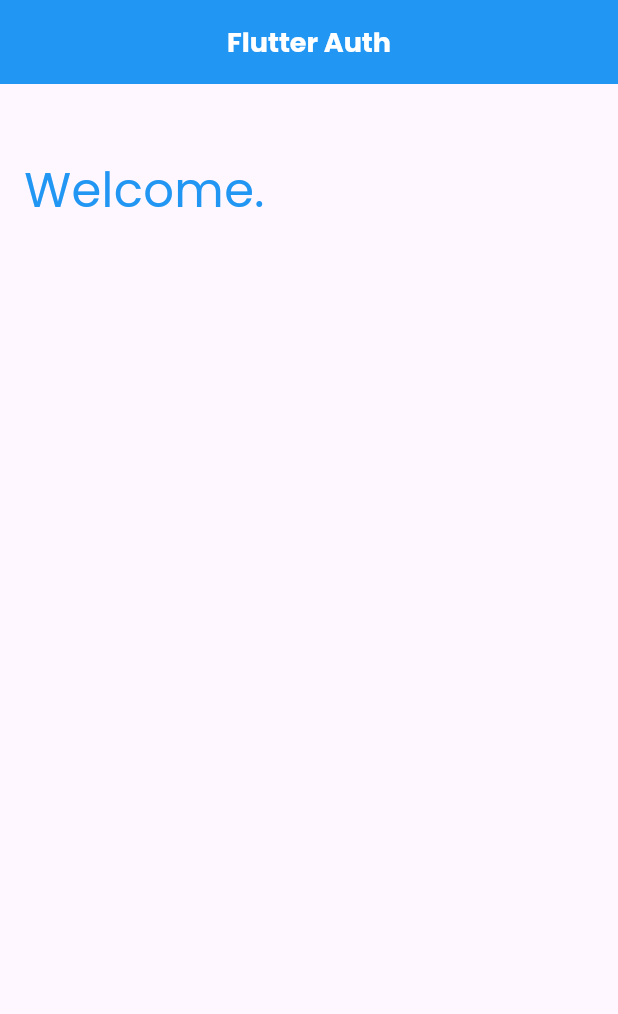
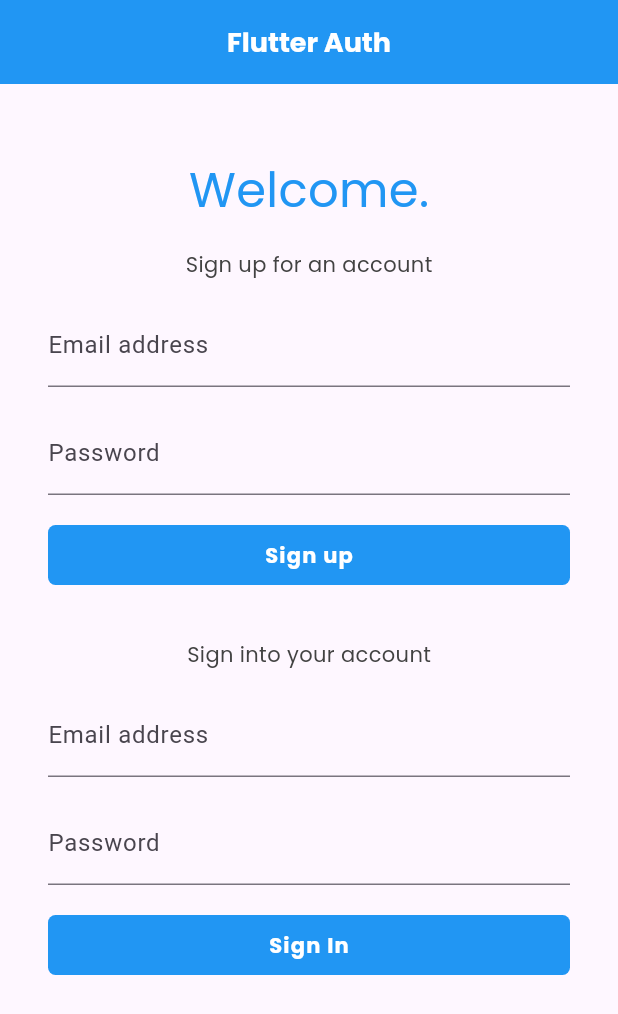
Before and after one commit to jono-rams/flutter_fb_auth, a Flutter app: the screen it shows after launch, on a phone screen of 412 x 824 dp. Shown: the top 1014 px of the screen. Run offline on Flutter 3.47's test engine with Material 3 defaults, Android fonts, the phone set to English and light mode, and no system bars; our stand-ins replace google_fonts.

Commit message:
Added Sign In and Sign Up Form Templates

```diff
--- /dev/null
+++ b/lib/screens/welcome/sign_in.dart
@@ -0,0 +1,71 @@
+import 'package:flutter/material.dart';
+import 'package:flutter_auth_tut/shared/styled_button.dart';
+import 'package:flutter_auth_tut/shared/styled_text.dart';
+
+class SignInForm extends StatefulWidget {
+  const SignInForm({super.key});
+
+  @override
+  State<SignInForm> createState() => _MyWidgetState();
+}
+
+class _MyWidgetState extends State<SignInForm> {
+  final GlobalKey<FormState> _formKey = GlobalKey<FormState>();
+
+  final TextEditingController _emailController = TextEditingController();
+  final TextEditingController _passwordController = TextEditingController();
+
+  @override
+  Widget build(BuildContext context) {
+    return Padding(
+      padding: const EdgeInsets.all(16.0),
+      child: Form(
+        key: _formKey,
+        child: Column(
+          crossAxisAlignment: CrossAxisAlignment.stretch,
+          children: [
+            // intro text
+            const Center(
+              child: StyledBodyText('Sign into your account'),
+            ),
+            const SizedBox(
+              height: 16.0,
+            ),
+
+            // email address
+            TextFormField(
+              controller: _emailController,
+              keyboardType: TextInputType.emailAddress,
+              decoration: const InputDecoration(
+                labelText: 'Email address',
+              ),
+            ),
+            const SizedBox(
+              height: 16.0,
+            ),
+
+            // password
+            TextFormField(
+              controller: _passwordController,
+              obscureText: true,
+              decoration: const InputDecoration(
+                labelText: 'Password',
+              ),
+            ),
+            const SizedBox(
+              height: 16.0,
+            ),
+
+            // error feedback
+
+            // submit button
+            StyledButton(
+              onPressed: () async {},
+              child: const StyledButtonText('Sign In'),
+            ),
+          ],
+        ),
+      ),
+    );
+  }
+}
--- /dev/null
+++ b/lib/screens/welcome/sign_up.dart
@@ -0,0 +1,71 @@
+import 'package:flutter/material.dart';
+import 'package:flutter_auth_tut/shared/styled_button.dart';
+import 'package:flutter_auth_tut/shared/styled_text.dart';
+
+class SignUpForm extends StatefulWidget {
+  const SignUpForm({super.key});
+
+  @override
+  State<SignUpForm> createState() => _SignUpFormState();
+}
+
+class _SignUpFormState extends State<SignUpForm> {
+  final GlobalKey<FormState> _formKey = GlobalKey<FormState>();
+
+  final TextEditingController _emailController = TextEditingController();
+  final TextEditingController _passwordController = TextEditingController();
+
+  @override
+  Widget build(BuildContext context) {
+    return Padding(
+      padding: const EdgeInsets.all(16.0),
+      child: Form(
+        key: _formKey,
+        child: Column(
+          crossAxisAlignment: CrossAxisAlignment.stretch,
+          children: [
+            // intro text
+            const Center(
+              child: StyledBodyText('Sign up for an account'),
+            ),
+            const SizedBox(
+              height: 16.0,
+            ),
+
+            // email address
+            TextFormField(
+              controller: _emailController,
+              keyboardType: TextInputType.emailAddress,
+              decoration: const InputDecoration(
+                labelText: 'Email address',
+              ),
+            ),
+            const SizedBox(
+              height: 16.0,
+            ),
+
+            // password
+            TextFormField(
+              controller: _passwordController,
+              obscureText: true,
+              decoration: const InputDecoration(
+                labelText: 'Password',
+              ),
+            ),
+            const SizedBox(
+              height: 16.0,
+            ),
+
+            // error feedback
+
+            // submit button
+            StyledButton(
+              onPressed: () async {},
+              child: const StyledButtonText('Sign up'),
+            ),
+          ],
+        ),
+      ),
+    );
+  }
+}
--- a/lib/screens/welcome/welcome.dart
+++ b/lib/screens/welcome/welcome.dart
@@ -1,3 +1,5 @@
+import 'package:flutter_auth_tut/screens/welcome/sign_in.dart';
+import 'package:flutter_auth_tut/screens/welcome/sign_up.dart';
 import 'package:flutter_auth_tut/shared/styled_text.dart';
 import 'package:flutter/material.dart';
 
@@ -9,7 +11,6 @@ class WelcomeScreen extends StatefulWidget {
 }
 
 class _WelcomeScreenState extends State<WelcomeScreen> {
-
   @override
   Widget build(BuildContext context) {
     return Scaffold(
@@ -27,12 +28,11 @@ class _WelcomeScreenState extends State<WelcomeScreen> {
                   StyledHeading('Welcome.'),
 
                   // sign up screen
-
+                  SignUpForm(),
 
                   // sign in screen
-            ]
-          )
-        ),
+                  SignInForm(),
+                ])),
       ),
     );
   }
--- a/pubspec.yaml
+++ b/pubspec.yaml
@@ -32,10 +32,12 @@ dependencies:
     sdk: flutter
 
 
+
   # The following adds the Cupertino Icons font to your application.
   # Use with the CupertinoIcons class for iOS style icons.
   cupertino_icons: ^1.0.6
   google_fonts: ^6.2.1
+  win32: ^5.5.4
 
 dev_dependencies:
   flutter_test:
```
Also changed, not shown: pubspec.lock. Lines whose indentation alone changed are shown as unchanged.
